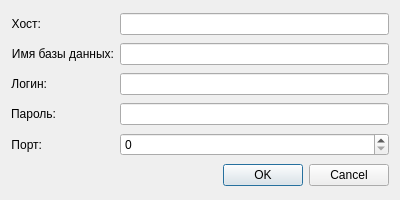
Qt form setbd.ui (vano50/home-9-8-1) before a commit.
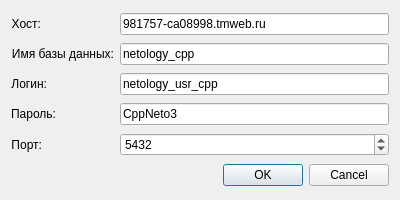
The same form after that commit.

Patch:
```diff
--- a/setbd.ui
+++ b/setbd.ui
@@ -38,6 +38,9 @@
        <verstretch>0</verstretch>
       </sizepolicy>
      </property>
+     <property name="text">
+      <string>981757-ca08998.tmweb.ru</string>
+     </property>
     </widget>
    </item>
    <item row="1" column="0">
@@ -64,6 +67,9 @@
        <verstretch>0</verstretch>
       </sizepolicy>
      </property>
+     <property name="text">
+      <string>netology_cpp</string>
+     </property>
     </widget>
    </item>
    <item row="2" column="0">
@@ -90,6 +96,9 @@
        <verstretch>0</verstretch>
       </sizepolicy>
      </property>
+     <property name="text">
+      <string>netology_usr_cpp</string>
+     </property>
     </widget>
    </item>
    <item row="3" column="0">
@@ -116,6 +125,9 @@
        <verstretch>0</verstretch>
       </sizepolicy>
      </property>
+     <property name="text">
+      <string>CppNeto3</string>
+     </property>
     </widget>
    </item>
    <item row="4" column="0">
@@ -145,6 +157,9 @@
      <property name="maximum">
       <number>65535</number>
      </property>
+     <property name="value">
+      <number>5432</number>
+     </property>
     </widget>
    </item>
    <item row="5" column="0" colspan="2">
```
